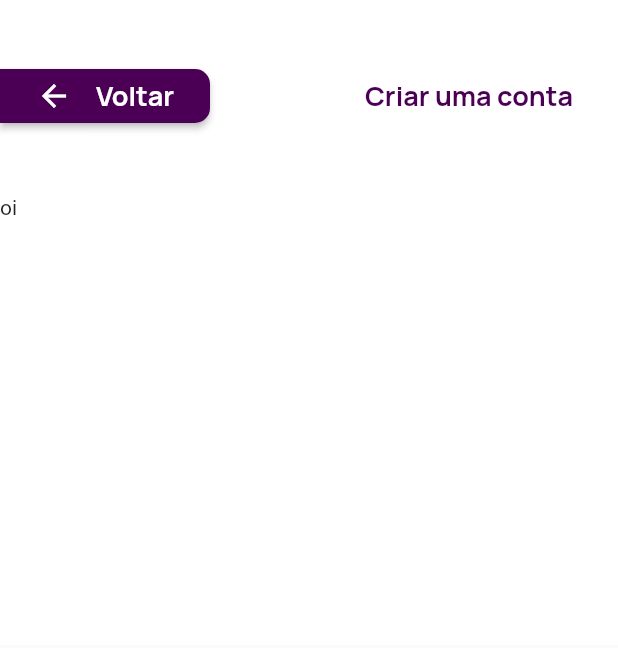
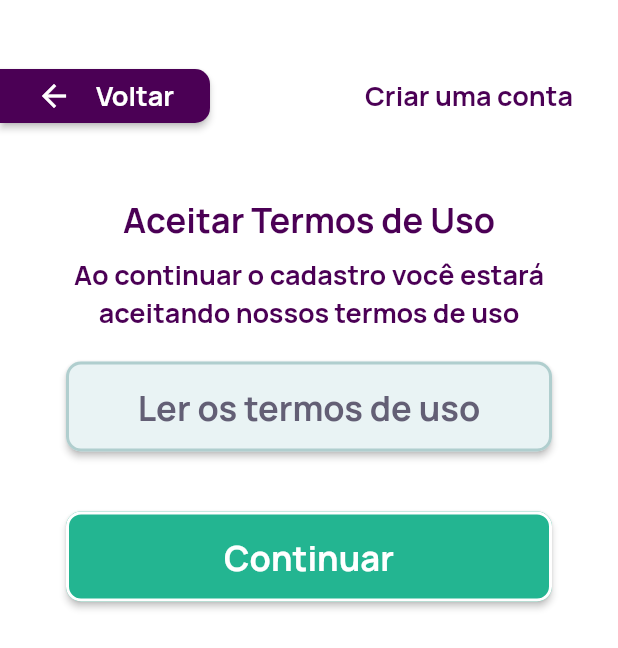
Before and after one commit to alextnetto/vivassimo-app, a Flutter app: the RegisterTerms screen opened by its route, on a phone screen of 412 x 824 dp. Shown: the top 648 px of the screen. Run offline on Flutter 3.47's test engine with Material 2 defaults, Android fonts, the phone set to English and light mode, and no system bars; our stand-ins replace google_fonts.

Commit message:
refactor: Custom button component

```diff
--- a/lib/app_widget.dart
+++ b/lib/app_widget.dart
@@ -1,5 +1,6 @@
 import 'package:flutter/material.dart';
 import 'package:my_app/app_controller.dart';
+import 'package:my_app/config/style.dart';
 import 'package:my_app/home_page.dart';
 import 'package:my_app/pages/register/register_terms.dart';
 
--- a/lib/components/button_purple.dart
+++ b/lib/components/button_purple.dart
@@ -4,10 +4,14 @@ import '../config/style.dart';
 
 class ButtonPurple extends StatelessWidget {
   String label;
+  Color primary, onPrimary, borderColor;
   Function onPressed;
   ButtonPurple({
     Key? key,
     required this.label,
+    required this.primary,
+    required this.onPrimary,
+    required this.borderColor,
     required this.onPressed,
   }) : super(key: key);
 
@@ -23,15 +27,15 @@ class ButtonPurple extends StatelessWidget {
           textStyle: TextStyle(
             fontWeight: FontWeight.w700,
             fontSize: 23,
-            color: VivassimoTheme.white,
+            color: onPrimary,
           ),
         ),
       ),
       style: ElevatedButton.styleFrom(
-        primary: VivassimoTheme.purpleActive,
+        primary: primary,
         side: BorderSide(
           width: 2.0,
-          color: VivassimoTheme.red,
+          color: borderColor,
         ),
         shape: RoundedRectangleBorder(
           borderRadius: BorderRadius.circular(10),
--- a/lib/config/style.dart
+++ b/lib/config/style.dart
@@ -15,6 +15,6 @@ class VivassimoTheme {
   static Color white = Color(0xFFFFFFFF);
   static Color gradientMainBegin = Color(0xFF700080);
   static Color gradientMainEnd = Color(0xFFD26F58);
-  static Color gradientSkyBegin = Color(0xFFE9F3F4);
-  static Color gradientSkyEnd = Color(0x00E9F3F4);
+  static Color gradientSkyBegin = Color(0x00E9F3F4);
+  static Color gradientSkyEnd = Color(0xFFE9F3F4);
 }
--- a/lib/home_page.dart
+++ b/lib/home_page.dart
@@ -99,6 +99,9 @@ class HomePageState extends State<HomePage> {
                   height: 60,
                   child: ButtonPurple(
                       label: 'Não tenho uma conta',
+                      primary: VivassimoTheme.purpleActive,
+                      onPrimary: VivassimoTheme.white,
+                      borderColor: VivassimoTheme.red,
                       onPressed: () {
                         Navigator.of(context).pushNamed('/register/1');
                       }),
--- a/lib/pages/register/register_terms.dart
+++ b/lib/pages/register/register_terms.dart
@@ -1,6 +1,7 @@
 import 'package:flutter/material.dart';
 import 'package:google_fonts/google_fonts.dart';
 import 'package:my_app/components/button_back.dart';
+import 'package:my_app/components/button_purple.dart';
 import 'package:my_app/config/style.dart';
 
 class RegisterTerms extends StatefulWidget {
@@ -15,6 +16,7 @@ class _RegisterTermsState extends State<RegisterTerms> {
   Widget build(BuildContext context) {
     return Scaffold(
       body: Container(
+        color: VivassimoTheme.white,
         height: MediaQuery.of(context).size.height,
         child: Column(
           children: [
@@ -50,11 +52,62 @@ class _RegisterTermsState extends State<RegisterTerms> {
               ),
             ),
             Center(
-              child: Container(
-                width: MediaQuery.of(context).size.width,
-                height: 300,
-                color: Colors.white,
-                child: Text('oi'),
+              child: Column(
+                children: [
+                  Text(
+                    'Aceitar Termos de Uso',
+                    style: GoogleFonts.manrope(
+                      textStyle: TextStyle(
+                        fontWeight: FontWeight.w700,
+                        fontSize: 23,
+                        color: VivassimoTheme.purpleActive,
+                      ),
+                    ),
+                  ),
+                  SizedBox(
+                    height: 10,
+                  ),
+                  Container(
+                    width: 324,
+                    child: Text(
+                      'Ao continuar o cadastro você estará aceitando nossos termos de uso',
+                      style: GoogleFonts.manrope(
+                        textStyle: TextStyle(
+                          fontWeight: FontWeight.w700,
+                          fontSize: 18,
+                          color: VivassimoTheme.purpleActive,
+                        ),
+                      ),
+                      textAlign: TextAlign.center,
+                    ),
+                  ),
+                  Padding(
+                    padding: const EdgeInsets.all(20.0),
+                    child: SizedBox(
+                      width: 324,
+                      height: 60,
+                      child: ButtonPurple(
+                          label: 'Ler os termos de uso',
+                          primary: VivassimoTheme.gradientSkyEnd,
+                          onPrimary: VivassimoTheme.grey,
+                          borderColor: VivassimoTheme.blue,
+                          onPressed: () {}),
+                    ),
+                  ),
+                  Padding(
+                    padding: const EdgeInsets.all(20.0),
+                    child: SizedBox(
+                      width: 324,
+                      height: 60,
+                      child: ButtonPurple(
+                          label: 'Continuar',
+                          primary: VivassimoTheme.green,
+                          onPrimary: VivassimoTheme.white,
+                          borderColor: VivassimoTheme.white,
+                          onPressed: () {}),
+                    ),
+                  ),
+                ],
               ),
             ),
           ],
```
